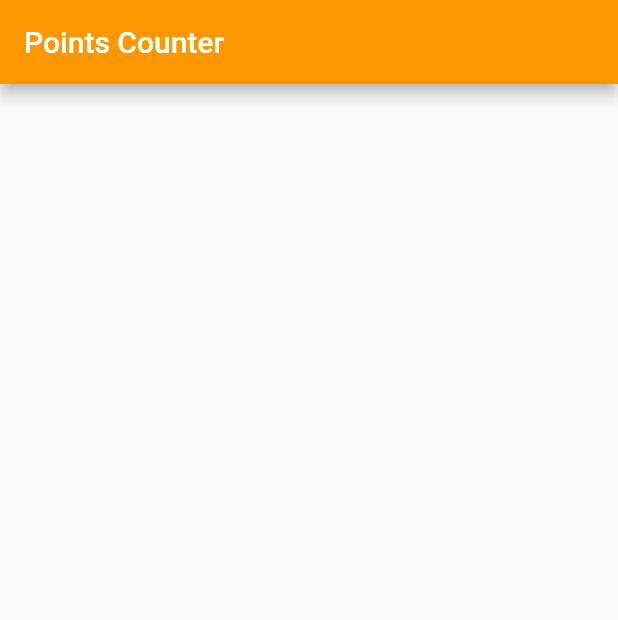
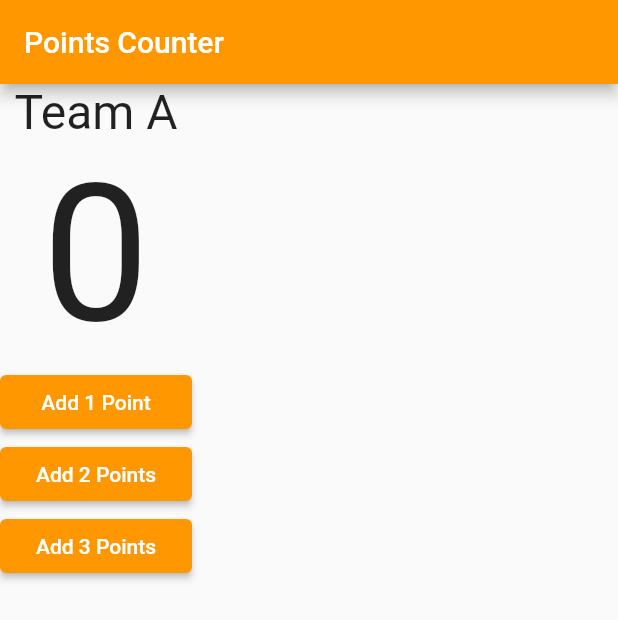
Before and after one commit to FadyFawzyOfficial/points_counter, a Flutter app: the screen it shows after launch, on a phone screen of 412 x 824 dp. Shown: the top 620 px of the screen. Run offline on Flutter 3.47's test engine with Material 2 defaults, Android fonts, the phone set to English and light mode, and no system bars.

Commit message:
2. Build TeamA Score Column Widget with its Texts & Buttons

```diff
--- a/lib/main.dart
+++ b/lib/main.dart
@@ -16,7 +16,53 @@ class App extends StatelessWidget {
         appBar: AppBar(
           title: const Text('Points Counter'),
         ),
+        body: Column(
+          children: [
+            const Text(
+              'Team A',
+              style: TextStyle(fontSize: 32),
+            ),
+            const Text(
+              '0',
+              style: TextStyle(
+                fontSize: 128,
+              ),
+            ),
+            MainElevatedButton(
+              label: 'Add 1 Point',
+              onPressed: () {},
+            ),
+            MainElevatedButton(
+              label: 'Add 2 Points',
+              onPressed: () {},
+            ),
+            MainElevatedButton(
+              label: 'Add 3 Points',
+              onPressed: () {},
+            ),
+          ],
+        ),
       ),
     );
   }
 }
+
+class MainElevatedButton extends StatelessWidget {
+  final String label;
+  final VoidCallback onPressed;
+
+  const MainElevatedButton({
+    super.key,
+    required this.label,
+    required this.onPressed,
+  });
+
+  @override
+  Widget build(BuildContext context) {
+    return ElevatedButton(
+      style: ElevatedButton.styleFrom(fixedSize: const Size.fromWidth(128)),
+      onPressed: onPressed,
+      child: Text(label),
+    );
+  }
+}
```
